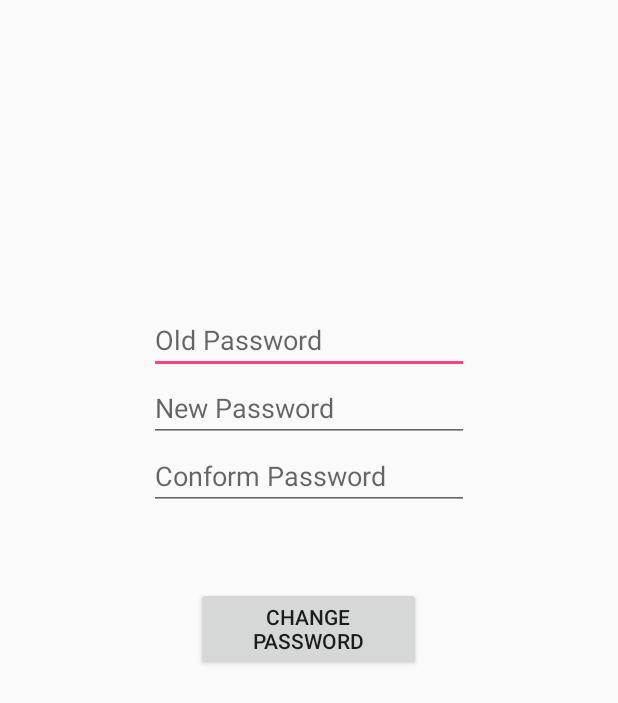
After one commit to Shivanimayecha/HouseServiceAdmin2, an Android app: the Employee_ChangePass screen opened directly, with no data from a screen before it, on a phone screen of 412 x 824 dp. The commit adds this screen. Shown: the top 703 px of the screen. Run offline under Robolectric (Android 15) with nearby library versions, the phone set to English and light mode, and no system bars; our stand-ins replace Volley; network calls fail.

Commit message:
Employee Categories

```diff
--- a/app/src/main/AndroidManifest.xml
+++ b/app/src/main/AndroidManifest.xml
@@ -11,7 +11,7 @@
         android:roundIcon="@mipmap/ic_launcher_round"
         android:supportsRtl="true"
         android:theme="@style/AppTheme">
-        <activity android:name=".Categories">
+        <activity android:name=".Employee_Categories">
             <intent-filter>
                 <action android:name="android.intent.action.MAIN" />
 
@@ -26,7 +26,9 @@
         <activity android:name=".CategoryPage" />
         <activity android:name=".EmployeePage" />
         <activity android:name=".Employee_page2" />
-        <activity android:name=".WorkerPage"></activity>
+        <activity android:name=".WorkerPage" />
+        <activity android:name=".Categories" />
+        <activity android:name=".Employee_ChangePass"></activity>
     </application>
 
 </manifest>
--- a/app/src/main/java/com/example/champ/houseserviceadmin/EmployeePage.java
+++ b/app/src/main/java/com/example/champ/houseserviceadmin/EmployeePage.java
@@ -39,7 +39,7 @@ public class EmployeePage extends AppCompatActivity  implements AdapterView.OnIt
     public static final String MYPREFERENCE = "MyPref";
     public static final String Email = "emailkey";
     public static final String Password = "passkey";
-    String[] country = { "India", "USA", "China", "Japan", "Other"};
+    //String[] country = { "India", "USA", "China", "Japan", "Other"};
     Button btnReg;
     String c_id;
     List<String>cityname=new ArrayList<>();
--- /dev/null
+++ b/app/src/main/java/com/example/champ/houseserviceadmin/Employee_ChangePass.java
@@ -0,0 +1,100 @@
+package com.example.champ.houseserviceadmin;
+
+import android.content.Context;
+import android.content.SharedPreferences;
+import android.support.v7.app.AppCompatActivity;
+import android.os.Bundle;
+import android.view.View;
+import android.widget.Button;
+import android.widget.EditText;
+import android.widget.Toast;
+
+import com.android.volley.AuthFailureError;
+import com.android.volley.Request;
+import com.android.volley.RequestQueue;
+import com.android.volley.Response;
+import com.android.volley.VolleyError;
+import com.android.volley.toolbox.StringRequest;
+import com.android.volley.toolbox.Volley;
+
+import java.util.HashMap;
+import java.util.Map;
+
+public class Employee_ChangePass extends AppCompatActivity {
+
+    private EditText oldpassword,newpassword,confrompassword;
+    private Button reset;
+    String URL = "https://shivanimayecha0908.000webhostapp.com/HandyManService/EmployeeChangePass.php";
+    public static final String MyPREFERENCES = "MyPrefs";
+    SharedPreferences pref;
+
+    @Override
+    protected void onCreate(Bundle savedInstanceState) {
+        super.onCreate(savedInstanceState);
+        setContentView(R.layout.activity_employee__change_pass);
+
+        oldpassword=(EditText)findViewById(R.id.edt_oldpass);
+        newpassword=(EditText)findViewById(R.id.edt_newpass);
+        confrompassword=(EditText)findViewById(R.id.edt_conpass);
+        reset=(Button)findViewById(R.id.btn_changepass);
+
+
+        pref= getSharedPreferences(MyPREFERENCES, Context.MODE_PRIVATE);
+        final String str1 = pref.getString("emailKey","");
+        // Toast.makeText(ChangePassword.this, str1, Toast.LENGTH_SHORT).show();
+
+        reset.setOnClickListener(new View.OnClickListener() {
+            @Override
+            public void onClick(View view) {
+
+
+                final String oldpass =oldpassword.getText().toString();
+                final String newpass = newpassword.getText().toString().trim();
+                final String conpass=confrompassword.getText().toString().trim();
+                if(newpass.equals(conpass))
+                {
+                    Toast.makeText(Employee_ChangePass.this, "password mach",Toast.LENGTH_LONG).show();
+                }
+                else
+                {
+                    Toast.makeText(Employee_ChangePass.this, "password not mach", Toast.LENGTH_LONG).show();
+                }
+                StringRequest request=new StringRequest(Request.Method.POST, URL, new Response.Listener<String>() {
+                    @Override
+                    public void onResponse(String response) {
+
+                        if (response.trim().equals("update"))
+                        {
+                            Toast.makeText(Employee_ChangePass.this, "password change", Toast.LENGTH_LONG).show();
+                        }
+                        else
+                        {
+                            Toast.makeText(Employee_ChangePass.this, "failed to change password", Toast.LENGTH_LONG).show();
+                        }
+
+                    }
+                }, new Response.ErrorListener() {
+                    @Override
+                    public void onErrorResponse(VolleyError error) {
+                        Toast.makeText(Employee_ChangePass.this, "Error" + error,Toast.LENGTH_LONG).show();
+
+                    }
+                }){
+                    @Override
+                    protected Map<String, String> getParams() throws AuthFailureError {
+                        Map<String,String>str=new HashMap<>();
+                        str.put("oldpassword", oldpass);
+                        str.put("newpassword", newpass);
+                        str.put("email",str1);
+                        return str;
+                    }
+                };
+
+                RequestQueue queue= Volley.newRequestQueue(Employee_ChangePass.this);
+                queue.add(request);
+            }
+        });
+    }
+
+
+}
--- a/app/src/main/java/com/example/champ/houseserviceadmin/WorkerPage.java
+++ b/app/src/main/java/com/example/champ/houseserviceadmin/WorkerPage.java
@@ -51,7 +51,7 @@ public class WorkerPage extends AppCompatActivity  implements AdapterView.OnItem
     List<String> categoryname=new ArrayList<>();
     ArrayList<data_model>categorylist=new ArrayList<data_model>();
 
-    String[] cityname1;
+   // String[] cityname1;
     List<String> areaname=new ArrayList<>();
     ArrayList<data_model>arealist=new ArrayList<data_model>();
 
--- /dev/null
+++ b/app/src/main/res/layout/activity_employee__change_pass.xml
@@ -0,0 +1,53 @@
+<?xml version="1.0" encoding="utf-8"?>
+<RelativeLayout xmlns:android="http://schemas.android.com/apk/res/android"
+    xmlns:app="http://schemas.android.com/apk/res-auto"
+    xmlns:tools="http://schemas.android.com/tools"
+    android:layout_width="match_parent"
+    android:layout_height="match_parent"
+    tools:context=".Employee_ChangePass">
+
+    <EditText
+        android:id="@+id/edt_oldpass"
+        android:layout_width="wrap_content"
+        android:layout_height="wrap_content"
+        android:layout_marginTop="204dp"
+        android:hint="Old Password"
+        android:ems="10"
+        android:layout_alignParentTop="true"
+        android:layout_centerHorizontal="true"
+        android:inputType="textPassword" />
+
+    <EditText
+        android:id="@+id/edt_newpass"
+        android:layout_width="wrap_content"
+        android:layout_height="wrap_content"
+        android:layout_below="@+id/edt_oldpass"
+        android:layout_centerHorizontal="true"
+        android:ems="10"
+        android:hint="New Password"
+        android:inputType="textPassword" />
+
+    <EditText
+        android:id="@+id/edt_conpass"
+        android:layout_width="wrap_content"
+        android:layout_height="wrap_content"
+        android:layout_alignStart="@+id/edt_newpass"
+        android:layout_below="@+id/edt_newpass"
+        android:ems="10"
+        android:hint="Conform Password"
+        android:inputType="textPassword" />
+
+    <Button
+        android:id="@+id/btn_changepass"
+        android:layout_width="150dp"
+        android:layout_height="wrap_content"
+        android:layout_below="@+id/edt_conpass"
+        android:layout_centerHorizontal="true"
+        android:layout_marginTop="51dp"
+        android:text="Change Password" />
+
+
+
+
+
+</RelativeLayout>
```
Also changed, not shown: app/src/main/java/com/example/champ/houseserviceadmin/Employee_Categories.java (added, +76 -0 lines), app/src/main/res/layout/activity_employee__categories.xml (added, +211 -0 lines).
